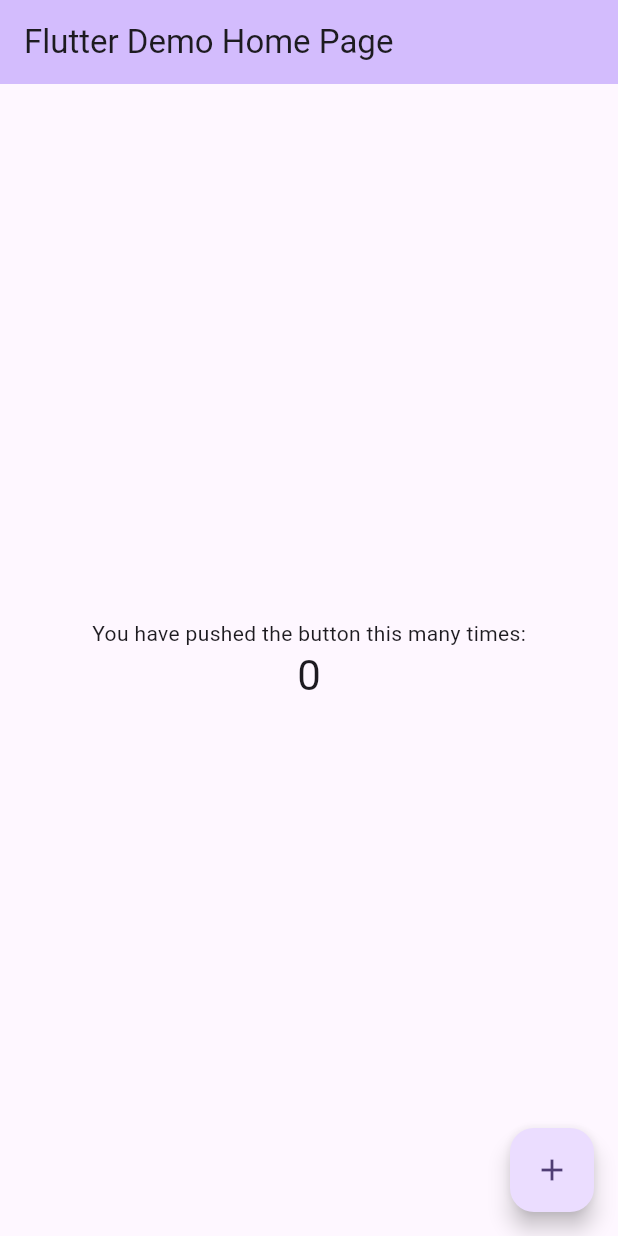
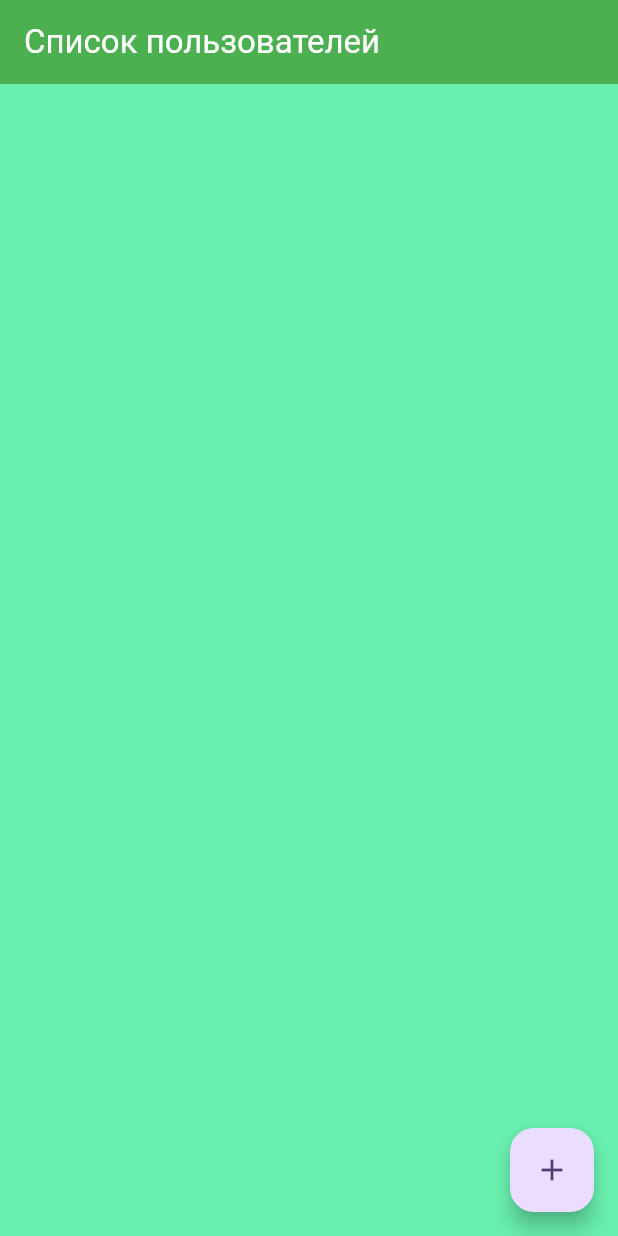
Before and after one commit to EkaEkaEkaRy/Test_case, a Flutter app: the screen it shows after launch, on a phone screen of 412 x 824 dp. Run offline on Flutter 3.47's test engine with Material 3 defaults, Android fonts, the phone set to English and light mode, and no system bars.

Commit message:
create home page

```diff
--- a/test_case/lib/main.dart
+++ b/test_case/lib/main.dart
@@ -1,4 +1,5 @@
 import 'package:flutter/material.dart';
+import 'package:test_case/pages/HomePage.dart';
 
 void main() {
   runApp(const MyApp());
@@ -7,119 +8,15 @@ void main() {
 class MyApp extends StatelessWidget {
   const MyApp({super.key});
 
-  // This widget is the root of your application.
   @override
   Widget build(BuildContext context) {
     return MaterialApp(
       title: 'Flutter Demo',
       theme: ThemeData(
-        // This is the theme of your application.
-        //
-        // TRY THIS: Try running your application with "flutter run". You'll see
-        // the application has a purple toolbar. Then, without quitting the app,
-        // try changing the seedColor in the colorScheme below to Colors.green
-        // and then invoke "hot reload" (save your changes or press the "hot
-        // reload" button in a Flutter-supported IDE, or press "r" if you used
-        // the command line to start the app).
-        //
-        // Notice that the counter didn't reset back to zero; the application
-        // state is not lost during the reload. To reset the state, use hot
-        // restart instead.
-        //
-        // This works for code too, not just values: Most code changes can be
-        // tested with just a hot reload.
         colorScheme: ColorScheme.fromSeed(seedColor: Colors.deepPurple),
         useMaterial3: true,
       ),
-      home: const MyHomePage(title: 'Flutter Demo Home Page'),
+      home: HomePage(),
     );
   }
 }
-
-class MyHomePage extends StatefulWidget {
-  const MyHomePage({super.key, required this.title});
-
-  // This widget is the home page of your application. It is stateful, meaning
-  // that it has a State object (defined below) that contains fields that affect
-  // how it looks.
-
-  // This class is the configuration for the state. It holds the values (in this
-  // case the title) provided by the parent (in this case the App widget) and
-  // used by the build method of the State. Fields in a Widget subclass are
-  // always marked "final".
-
-  final String title;
-
-  @override
-  State<MyHomePage> createState() => _MyHomePageState();
-}
-
-class _MyHomePageState extends State<MyHomePage> {
-  int _counter = 0;
-
-  void _incrementCounter() {
-    setState(() {
-      // This call to setState tells the Flutter framework that something has
-      // changed in this State, which causes it to rerun the build method below
-      // so that the display can reflect the updated values. If we changed
-      // _counter without calling setState(), then the build method would not be
-      // called again, and so nothing would appear to happen.
-      _counter++;
-    });
-  }
-
-  @override
-  Widget build(BuildContext context) {
-    // This method is rerun every time setState is called, for instance as done
-    // by the _incrementCounter method above.
-    //
-    // The Flutter framework has been optimized to make rerunning build methods
-    // fast, so that you can just rebuild anything that needs updating rather
-    // than having to individually change instances of widgets.
-    return Scaffold(
-      appBar: AppBar(
-        // TRY THIS: Try changing the color here to a specific color (to
-        // Colors.amber, perhaps?) and trigger a hot reload to see the AppBar
-        // change color while the other colors stay the same.
-        backgroundColor: Theme.of(context).colorScheme.inversePrimary,
-        // Here we take the value from the MyHomePage object that was created by
-        // the App.build method, and use it to set our appbar title.
-        title: Text(widget.title),
-      ),
-      body: Center(
-        // Center is a layout widget. It takes a single child and positions it
-        // in the middle of the parent.
-        child: Column(
-          // Column is also a layout widget. It takes a list of children and
-          // arranges them vertically. By default, it sizes itself to fit its
-          // children horizontally, and tries to be as tall as its parent.
-          //
-          // Column has various properties to control how it sizes itself and
-          // how it positions its children. Here we use mainAxisAlignment to
-          // center the children vertically; the main axis here is the vertical
-          // axis because Columns are vertical (the cross axis would be
-          // horizontal).
-          //
-          // TRY THIS: Invoke "debug painting" (choose the "Toggle Debug Paint"
-          // action in the IDE, or press "p" in the console), to see the
-          // wireframe for each widget.
-          mainAxisAlignment: MainAxisAlignment.center,
-          children: <Widget>[
-            const Text(
-              'You have pushed the button this many times:',
-            ),
-            Text(
-              '$_counter',
-              style: Theme.of(context).textTheme.headlineMedium,
-            ),
-          ],
-        ),
-      ),
-      floatingActionButton: FloatingActionButton(
-        onPressed: _incrementCounter,
-        tooltip: 'Increment',
-        child: const Icon(Icons.add),
-      ), // This trailing comma makes auto-formatting nicer for build methods.
-    );
-  }
-}
--- /dev/null
+++ b/test_case/lib/pages/HomePage.dart
@@ -0,0 +1,31 @@
+import 'package:flutter/material.dart';
+
+class HomePage extends StatefulWidget {
+  const HomePage({super.key});
+
+  @override
+  State<HomePage> createState() => _HomePageState();
+}
+
+class _HomePageState extends State<HomePage> {
+  @override
+  Widget build(BuildContext context) {
+    return Scaffold(
+      backgroundColor: Colors.greenAccent,
+      appBar: AppBar(
+        title: Text(
+          'Список пользователей',
+          style: TextStyle(color: Colors.white),
+        ),
+        backgroundColor: Colors.green,
+      ),
+      body: ListView.builder(
+          itemCount: 4,
+          itemBuilder: (BuildContext context, int index) {
+            return Container();
+          }),
+      floatingActionButton:
+          FloatingActionButton(onPressed: () {}, child: Icon(Icons.add)),
+    );
+  }
+}
```
